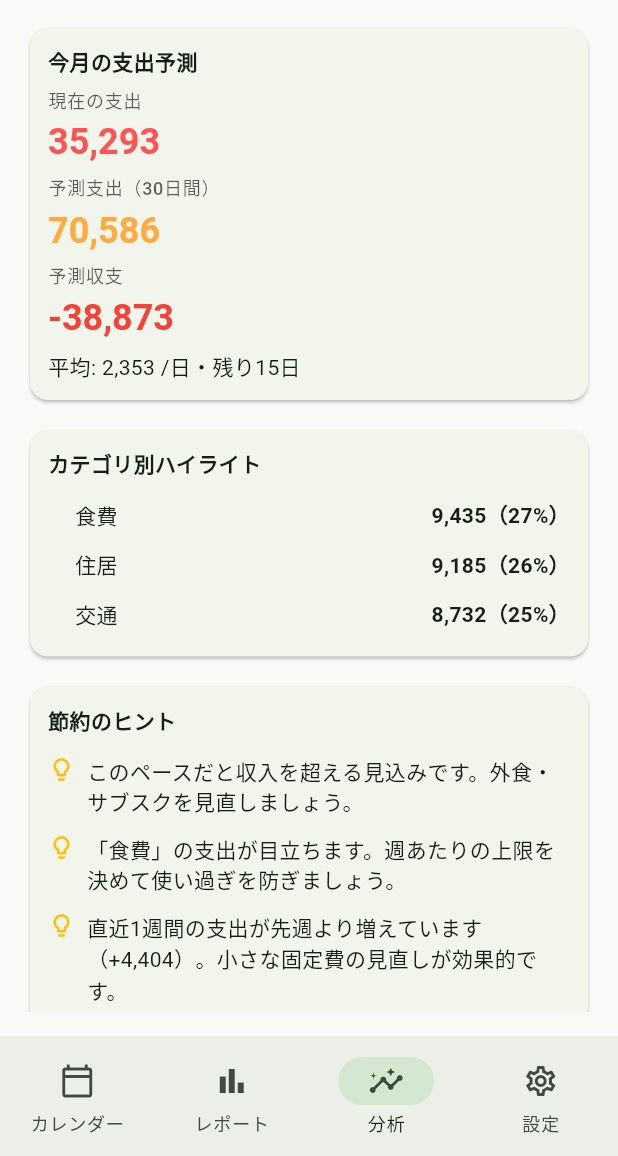
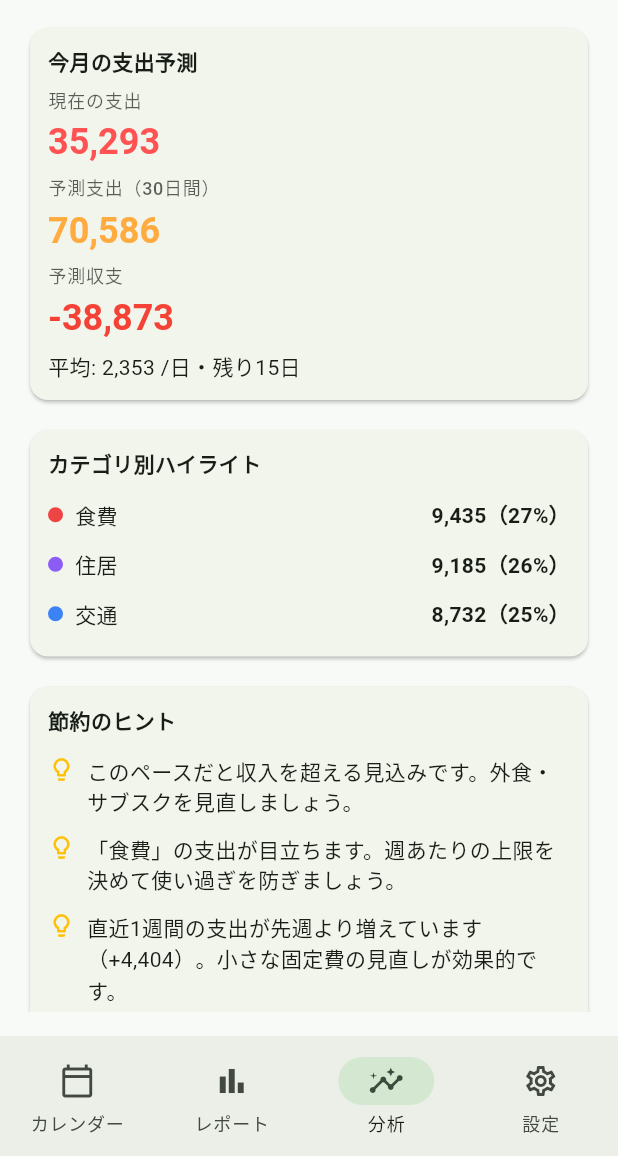
Before and after one commit to Suuu-sh/Money_Mobile, a Flutter app: the screen it shows after launch, item 3 of the bottom bar chosen, on a phone screen of 412 x 824 dp, the part 80-1236 px from its top. Run offline on Flutter 3.47's test engine with Material 3 defaults, Android fonts, the phone set to English and light mode, and no system bars; our stand-ins replace fl_chart, shared_preferences; missing offline and left inert: dart:html.

Commit message:
fix(analysis): add missing _parseHex helper for category color chip

```diff
--- a/lib/features/analysis/analysis_screen.dart
+++ b/lib/features/analysis/analysis_screen.dart
@@ -214,6 +214,12 @@ class _AnalysisScreenState extends State<AnalysisScreen> {
     );
   }
 
+  Color _parseHex(String hex, {int alpha = 0xFF}) {
+    final cleaned = hex.replaceFirst('#', '');
+    final val = int.tryParse(cleaned, radix: 16) ?? 0x999999;
+    return Color((alpha << 24) | val);
+  }
+
   Widget _tipRow(String text) {
     return Padding(
       padding: const EdgeInsets.symmetric(vertical: 6),
```
